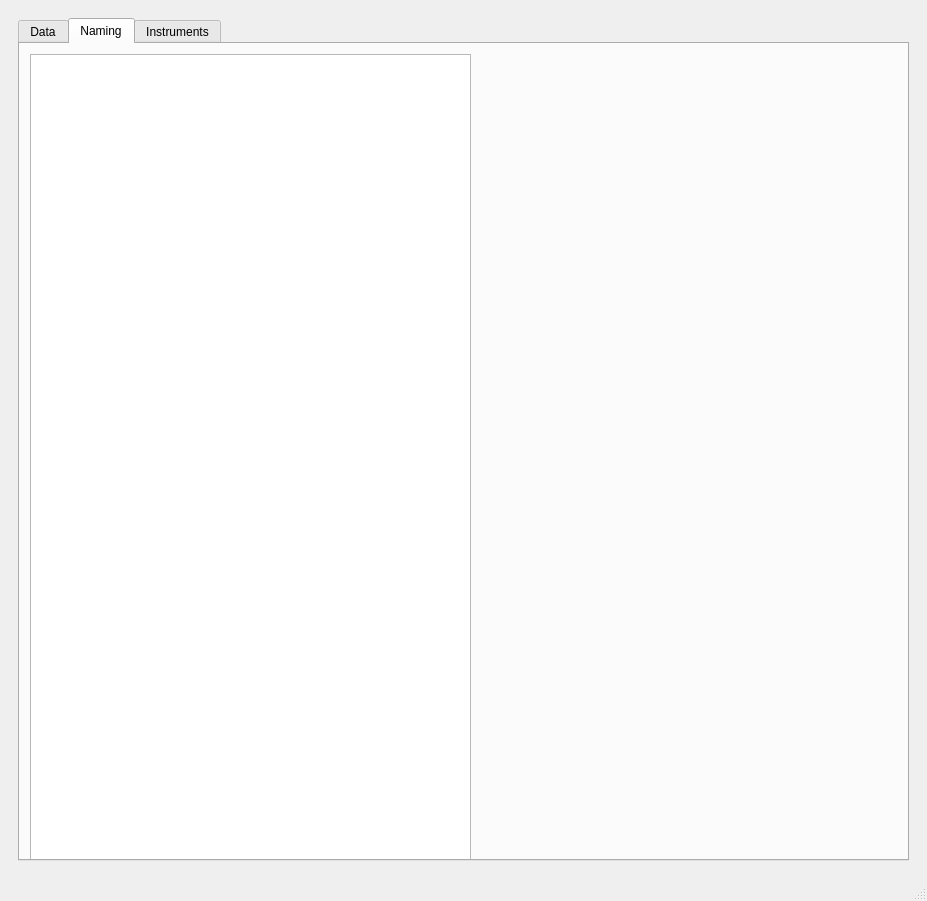
The window that mainwindow.ui (sibenshtern/mipt_project) describes before a commit, drawn with Qt 5.
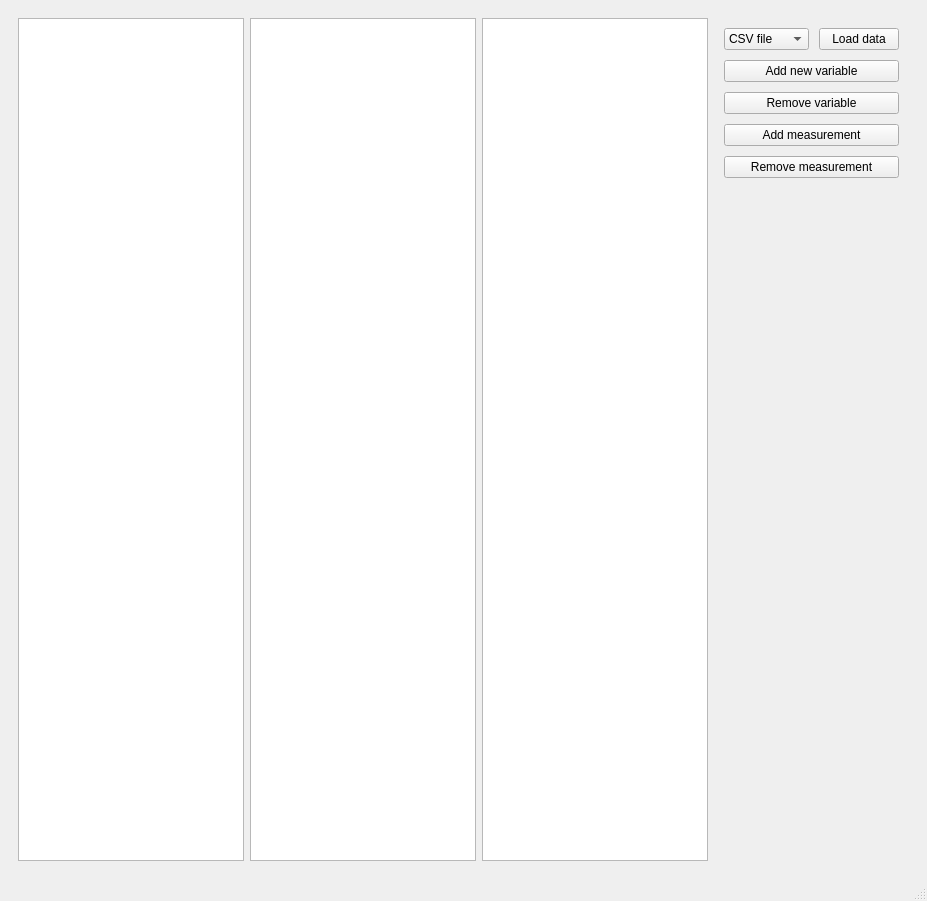
The same window after the commit. The open tabs and pages were chosen to show the change. Icons and pictures are not drawn. Custom widgets are drawn as their Qt base class.

Commit message:
Enable the possibility to load data from file
  - Only load from CSV files

```diff
--- a/mainwindow.ui
+++ b/mainwindow.ui
@@ -14,8 +14,8 @@
    <string>MainWindow</string>
   </property>
   <widget class="QWidget" name="centralwidget">
-   <layout class="QHBoxLayout" name="horizontalLayout_4">
-    <item>
+   <layout class="QGridLayout" name="gridLayout_2">
+    <item row="0" column="0">
      <widget class="QStackedWidget" name="stackedWidget">
       <property name="currentIndex">
        <number>1</number>
@@ -25,15 +25,11 @@
         <item>
          <layout class="QHBoxLayout" name="horizontalLayout_2">
           <item>
-           <widget class="QTabWidget" name="tabWidget">
-            <property name="currentIndex">
-             <number>0</number>
-            </property>
-            <widget class="QWidget" name="DataTab">
-             <attribute name="title">
-              <string>Data</string>
-             </attribute>
-             <layout class="QHBoxLayout" name="horizontalLayout_6">
+           <widget class="QTableView" name="NamingTable"/>
+          </item>
+          <item>
+           <widget class="QTableView" name="InstrumentTable"/>
+          </item>
               <item>
                <widget class="QTableView" name="MainTable"/>
               </item>
@@ -123,40 +119,6 @@
                </layout>
               </item>
              </layout>
-            </widget>
-            <widget class="QWidget" name="NamingTab">
-             <attribute name="title">
-              <string>Naming</string>
-             </attribute>
-             <widget class="QTableView" name="NamingTable">
-              <property name="geometry">
-               <rect>
-                <x>10</x>
-                <y>10</y>
-                <width>441</width>
-                <height>820</height>
-               </rect>
-              </property>
-             </widget>
-            </widget>
-            <widget class="QWidget" name="InstruentsTab">
-             <attribute name="title">
-              <string>Instruments</string>
-             </attribute>
-             <widget class="QTableView" name="InstrumentTable">
-              <property name="geometry">
-               <rect>
-                <x>0</x>
-                <y>10</y>
-                <width>551</width>
-                <height>661</height>
-               </rect>
-              </property>
-             </widget>
-            </widget>
-           </widget>
-          </item>
-         </layout>
         </item>
        </layout>
       </widget>
```
Left out of the diff: 78 changed lines with no effect on the pictures. Lines whose indentation alone changed are shown as unchanged. The commit also changes 7 other files.
